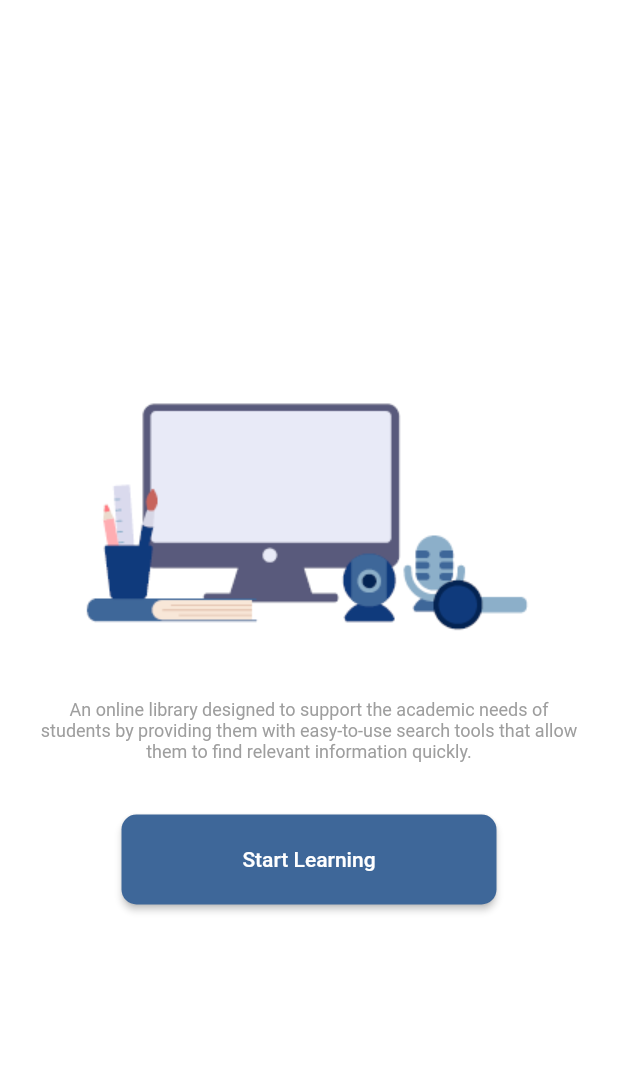
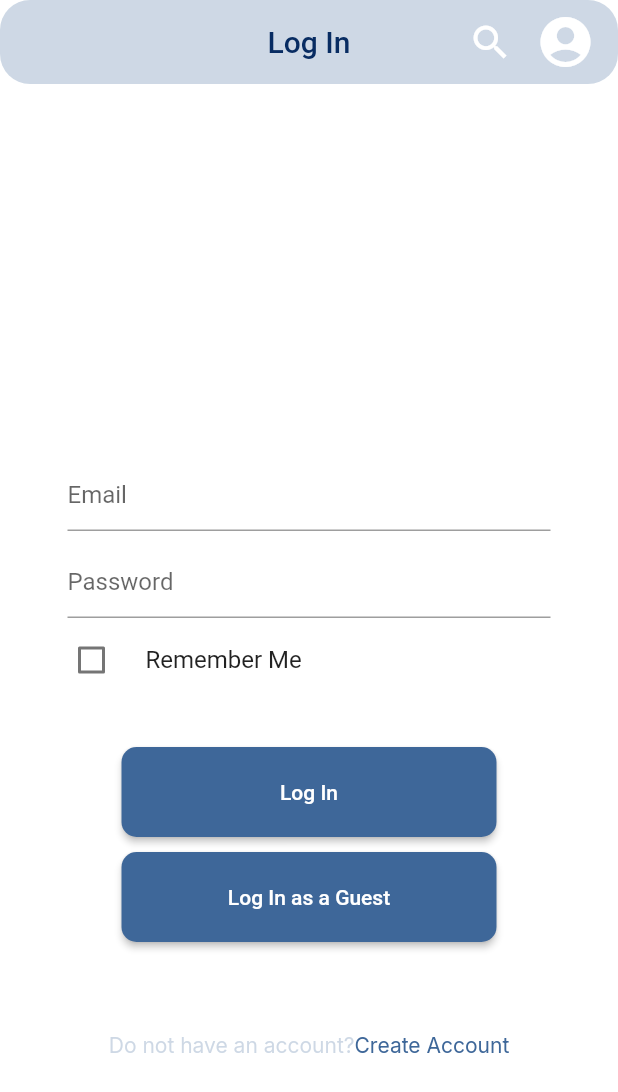
Before and after one commit to etharabdelazeem/Trace, a Flutter app: the screen it shows after launch, on a phone screen of 412 x 824 dp. Shown: the top 1092 px of the screen. Run offline on Flutter 3.47's test engine with Material 2 defaults, Android fonts, the phone set to English and light mode, and no system bars; our stand-ins replace firebase_auth, firebase_core, google_nav_bar, lite_rolling_switch; accounts and stored records are empty; Roboto replaces fonts that are missing (Amiri).

Commit message:
Auth with firebase :100:
 *Al sign up bokra :+1:  *

```diff
--- /dev/null
+++ b/lib/auth.dart
@@ -0,0 +1,22 @@
+import 'package:flutter/material.dart';
+import 'package:firebase_auth/firebase_auth.dart';
+import 'package:TRACE/home_page.dart';
+import 'package:TRACE/login_page.dart';
+
+class Auth extends StatelessWidget {
+  const Auth({super.key});
+
+  @override
+  Widget build(BuildContext context) {
+    return Scaffold(
+        body: StreamBuilder<User?>(
+            stream: FirebaseAuth.instance.authStateChanges(),
+            builder: ((constext, snapshot) {
+              if (snapshot.hasData) {
+                return const HomePage();
+              } else {
+                return const LoginPage();
+              }
+            })));
+  }
+}
--- a/lib/home_slides/library_caregories.dart
+++ b/lib/home_slides/library_caregories.dart
@@ -1,5 +1,5 @@
 import 'package:flutter/material.dart';
-import 'package:try1/constants/my_widgets.dart';
+import 'package:TRACE/constants/my_widgets.dart';
 
 class LibraryCategories extends StatelessWidget {
   const LibraryCategories({super.key});
--- a/lib/login_page.dart
+++ b/lib/login_page.dart
@@ -0,0 +1,190 @@
+import 'package:flutter/material.dart';
+import 'package:google_nav_bar/google_nav_bar.dart';
+import 'package:TRACE/constants/my_widgets.dart';
+import 'package:TRACE/home_page.dart';
+import 'package:TRACE/home_slides/library_caregories.dart';
+import 'package:firebase_auth/firebase_auth.dart';
+
+class LoginPage extends StatefulWidget {
+  const LoginPage({super.key});
+
+  @override
+  State<LoginPage> createState() => _LoginPageState();
+}
+
+class _LoginPageState extends State<LoginPage> {
+  final _emailController = TextEditingController();
+  final _passwordController = TextEditingController();
+
+  Future logIn() async {
+    await FirebaseAuth.instance.signInWithEmailAndPassword(
+      email: _emailController.text.trim(),
+      password: _passwordController.text.trim(),
+    );
+  }
+
+  @override
+  void dispose() {
+    super.dispose();
+    _emailController.dispose();
+    _passwordController.dispose();
+  }
+
+  int _selectedIndex = 0;
+  static String _selectedText = 'Log In';
+  bool? check3 = false;
+
+  @override
+  Widget build(BuildContext context) {
+    return Scaffold(
+        appBar: AppBar(
+          centerTitle: true,
+          actions: const [
+            Icon(
+              Icons.search,
+              size: 30,
+            ),
+            Padding(
+              padding: EdgeInsets.fromLTRB(15.0, 8, 15, 20),
+              child: Icon(
+                Icons.account_circle_rounded,
+                size: 40,
+              ),
+            )
+          ],
+          title: Text(
+            _selectedText,
+            textAlign: TextAlign.center,
+            style: const TextStyle(color: primaryColordark),
+          ),
+          elevation: 0.0,
+          backgroundColor: primaryColorLight,
+          shape: const RoundedRectangleBorder(
+              borderRadius: BorderRadius.all(Radius.circular(20))),
+        ),
+        backgroundColor: Colors.white,
+        body: SingleChildScrollView(
+          child: Column(
+            children: [
+              const SizedBox(
+                height: 250,
+              ),
+
+              //Email Textfeild
+              Padding(
+                padding: const EdgeInsets.symmetric(horizontal: 25),
+                child: Container(
+                  decoration: BoxDecoration(
+                    color: Colors.white,
+                    borderRadius: BorderRadius.circular(12),
+                  ),
+                  child: Padding(
+                    padding: EdgeInsets.symmetric(horizontal: 20),
+                    child: TextField(
+                      controller: _emailController,
+                      decoration: InputDecoration(
+                        border: UnderlineInputBorder(),
+                        hintText: 'Email',
+                      ),
+                    ),
+                  ),
+                ),
+              ),
+
+              const SizedBox(height: 10),
+
+              //Password Textfeild
+              Padding(
+                padding: const EdgeInsets.symmetric(horizontal: 25),
+                child: Container(
+                  decoration: BoxDecoration(
+                    color: Colors.white,
+                    borderRadius: BorderRadius.circular(12),
+                  ),
+                  child: Padding(
+                    padding: EdgeInsets.symmetric(horizontal: 20),
+                    child: TextField(
+                      controller: _passwordController,
+                      obscureText: true,
+                      decoration: InputDecoration(
+                        border: UnderlineInputBorder(),
+                        hintText: 'Password',
+                      ),
+                    ),
+                  ),
+                ),
+              ),
+
+              //Remember me Text
+
+              Padding(
+                padding: const EdgeInsets.symmetric(horizontal: 25),
+                child: CheckboxListTile(
+                  value: check3,
+                  controlAffinity:
+                      ListTileControlAffinity.leading, //checkbox at left
+                  onChanged: (bool? value) {
+                    setState(() {
+                      check3 = value;
+                    });
+                  },
+                  title: const Text("Remember Me"),
+                ),
+              ),
+
+              const SizedBox(height: 30),
+
+              //Sign in button
+              GestureDetector(
+                onTap: logIn,
+                child: CustomButton(
+                  onPressed: () => {
+                    Navigator.pushReplacement(
+                        context,
+                        MaterialPageRoute(
+                          builder: (context) => const HomePage(),
+                        ))
+                  },
+                  text: 'Log In',
+                ),
+              ),
+
+              const SizedBox(height: 10),
+
+              //Sign in as a guest button
+              CustomButton(
+                onPressed: () => {
+                  Navigator.pushReplacement(
+                      context,
+                      MaterialPageRoute(
+                        builder: (context) => const LibraryCategories(),
+                      ))
+                },
+                text: 'Log In as a Guest',
+              ),
+
+              const SizedBox(
+                height: 60,
+              ),
+
+              //Text
+              Row(
+                mainAxisAlignment: MainAxisAlignment.center,
+                children: const [
+                  Text('Do not have an account?',
+                      style: TextStyle(
+                        fontFamily: 'Inter',
+                        color: primaryColorLight,
+                      )),
+                  Text('Create Account',
+                      style: TextStyle(
+                        fontFamily: 'Inter',
+                        color: primaryColor,
+                      ))
+                ],
+              )
+            ],
+          ),
+        ));
+  }
+}
--- a/pubspec.yaml
+++ b/pubspec.yaml
@@ -1,4 +1,4 @@
-name: try1
+name: TRACE
 description: A new Flutter project.
 # The following line prevents the package from being accidentally published to
 # pub.dev using `flutter pub publish`. This is preferred for private packages.
@@ -35,6 +35,8 @@ dependencies:
   # The following adds the Cupertino Icons font to your application.
   # Use with the CupertinoIcons class for iOS style icons.
   cupertino_icons: ^1.0.2
+  firebase_core: ^2.3.0
+  firebase_auth: ^4.1.4
 
 dev_dependencies:
   flutter_test:
@@ -48,6 +50,7 @@ dev_dependencies:
   flutter_lints: ^2.0.0
   google_nav_bar: ^5.0.6
   lite_rolling_switch: ^1.0.1
+  get: ^3.22.2
 
 # For information on the generic Dart part of this file, see the
 # following page: https://dart.dev/tools/pub/pubspec
```
Also changed, not shown: lib/home_page.dart (+7 -4 lines), lib/home_slides/settings_slide.dart (+5 -2 lines), lib/main.dart (+9 -4 lines), lib/welcome_page.dart (+5 -3 lines), assets/images/logo.png, pubspec.lock, 27 other files.
